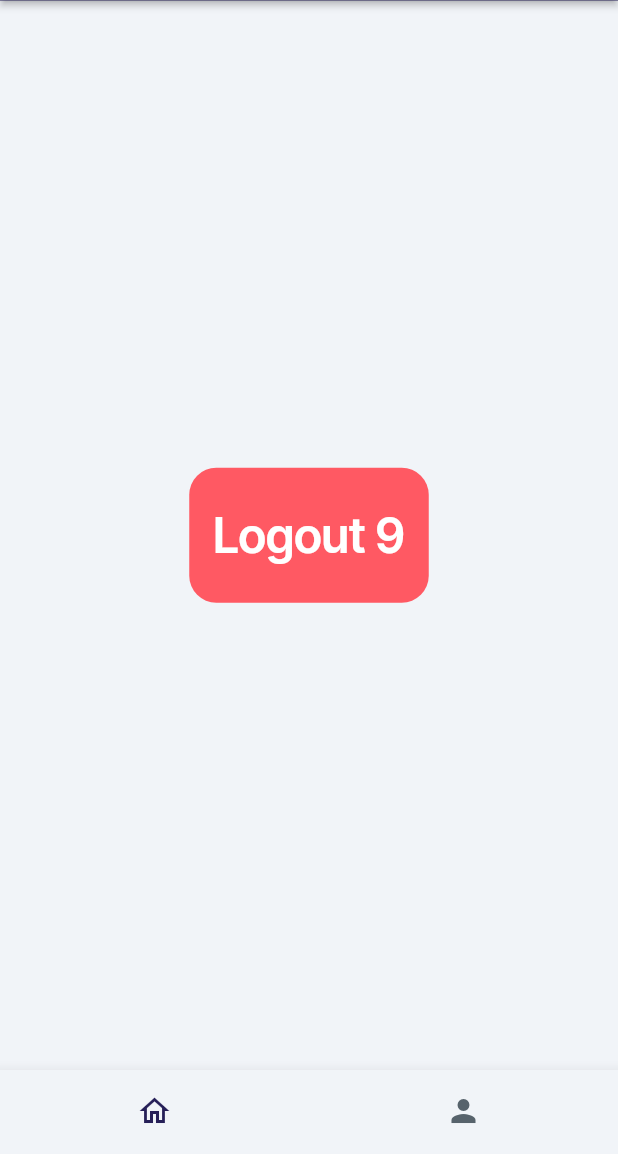
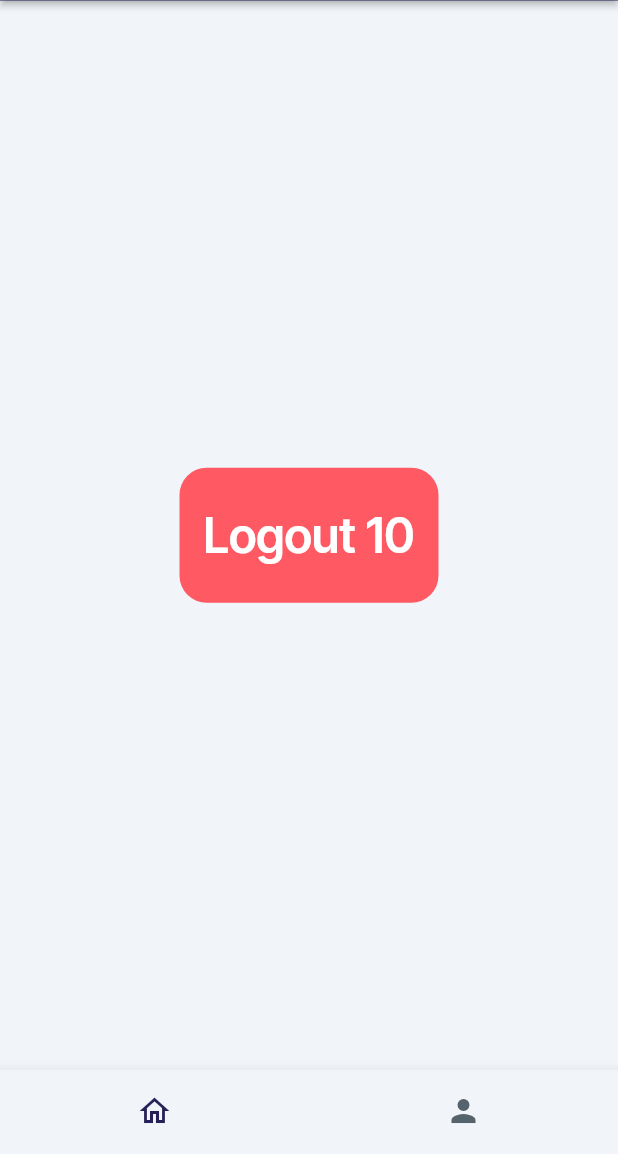
Before and after one commit to ffhr/FlutterFlowBenchmark, a Flutter app: the screen it shows once a user with an empty profile is signed in, on a phone screen of 412 x 824 dp, the part 82-1236 px from its top. Run offline on Flutter 3.47's test engine with Material 3 defaults, Android fonts, the phone set to English and light mode, and no system bars; drawn by our look-alikes of auto_size_text; our stand-ins replace firebase_auth, firebase_core, font_awesome_flutter, from_css_color, go_router, google_fonts and 6 more; missing offline and left inert: json_path; accounts and stored records are empty; statements that could not run were skipped.

Commit message:
Updating to latest FlutterFlow output.

```diff
--- a/lib/pages/home_page/home_page_widget.dart
+++ b/lib/pages/home_page/home_page_widget.dart
@@ -77,7 +77,7 @@ class _HomePageWidgetState extends State<HomePageWidget> {
 
                     context.goNamedAuth('LoginPage', context.mounted);
                   },
-                  text: 'Logout 9',
+                  text: 'Logout 10',
                   options: FFButtonOptions(
                     height: 90.0,
                     padding:
```
